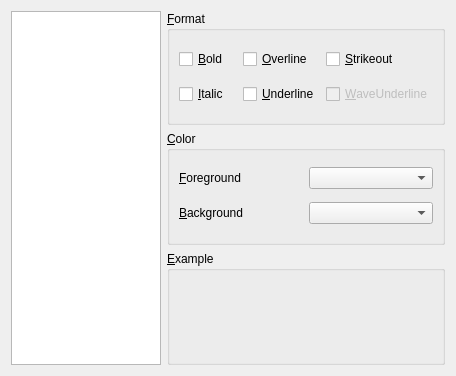
First picture: the form in components/ui/customscheme.ui, repository phoenix741/xinx, before the edit.
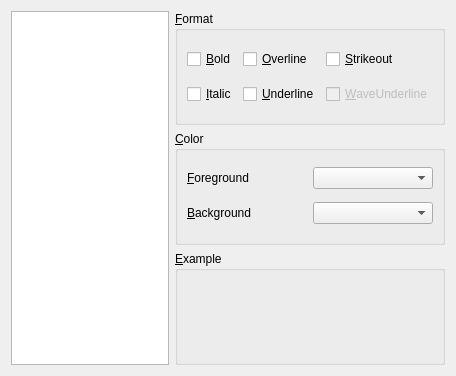
Second picture: the form after the edit. Custom widgets are drawn as their Qt base class.

```diff
--- a/components/ui/customscheme.ui
+++ b/components/ui/customscheme.ui
@@ -14,14 +14,7 @@
   </property>
   <layout class="QHBoxLayout" name="horizontalLayout" >
    <item>
-    <widget class="QListWidget" name="m_formatsListView" >
-     <property name="maximumSize" >
-      <size>
-       <width>150</width>
-       <height>16777215</height>
-      </size>
-     </property>
-    </widget>
+    <widget class="QListWidget" name="m_formatsListView" />
    </item>
    <item>
     <layout class="QVBoxLayout" name="verticalLayout" >
```
